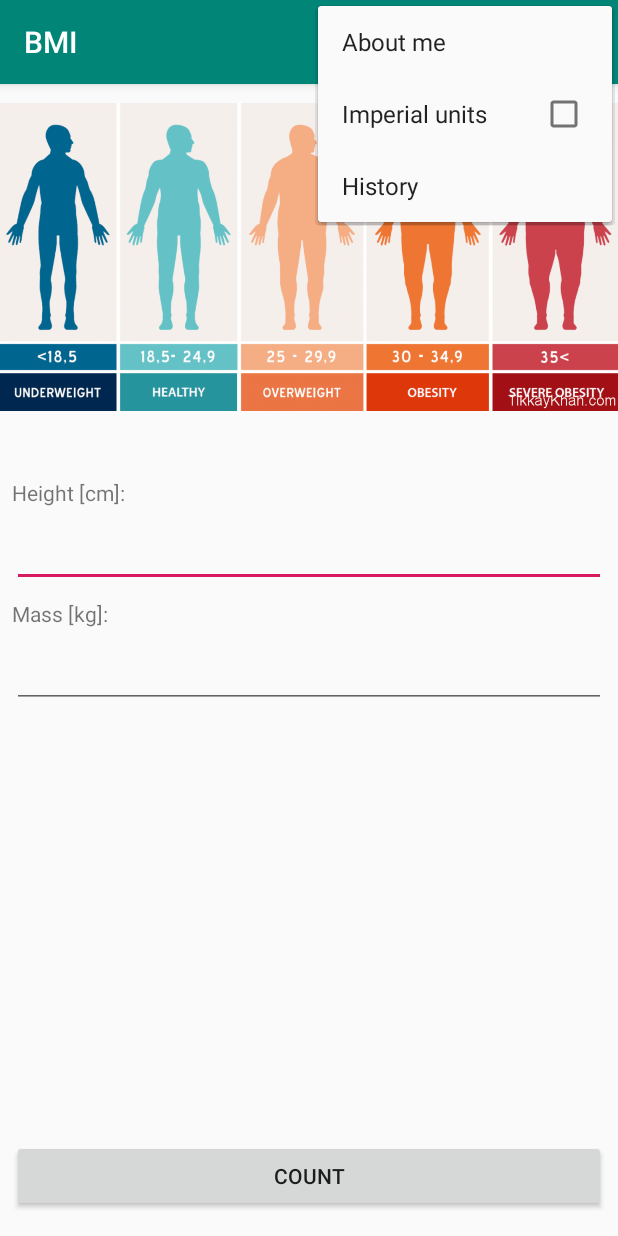
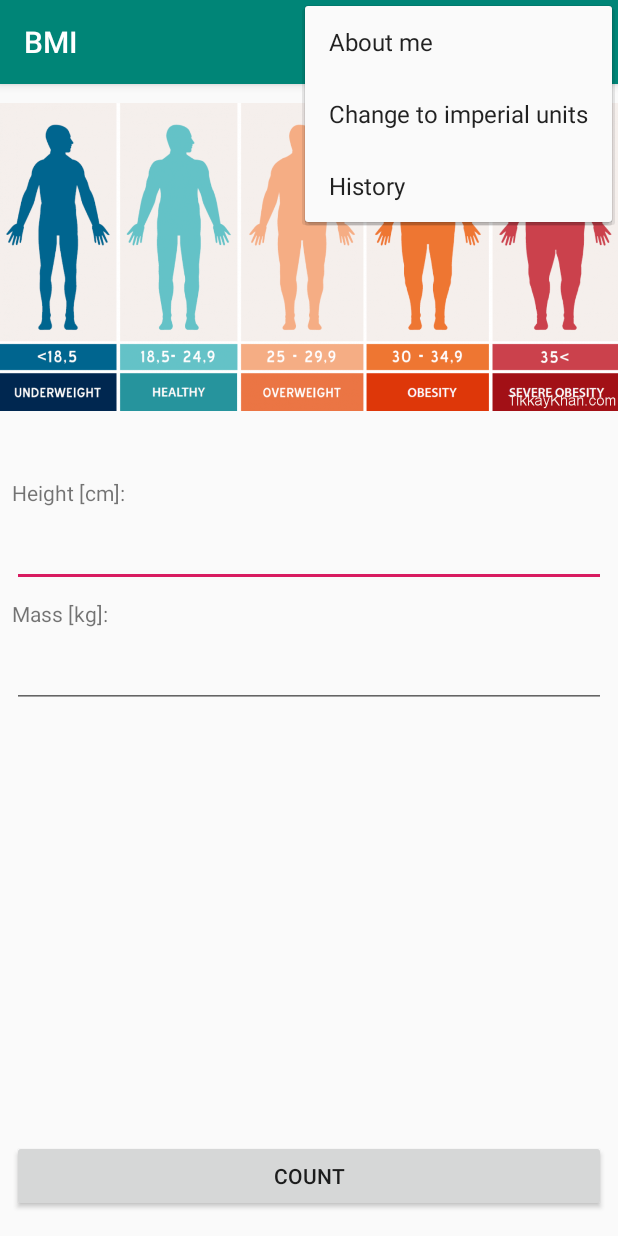
Before and after one commit to martkans/BMI-Calculator, an Android app: the screen it shows after launch (MainActivity), with the options menu open, on a phone screen of 412 x 824 dp. Run offline under Robolectric (Android 15) with nearby library versions, the phone set to English and light mode, and no system bars.

Commit message:
add colors. app not working: onRestore error

```diff
--- a/app/src/main/res/layout-land/activity_main.xml
+++ b/app/src/main/res/layout-land/activity_main.xml
@@ -74,7 +74,7 @@
             android:layout_marginBottom="48dp" app:layout_constraintBottom_toBottomOf="parent" android:textSize="24sp"
             app:layout_constraintVertical_bias="0.066"
             android:textAlignment="center" android:layout_marginEnd="8dp"
-            app:layout_constraintEnd_toStartOf="@+id/guideline4"/>
+            app:layout_constraintEnd_toStartOf="@+id/guideline4" android:textColor="@android:color/black"/>
     <ImageView
             android:layout_width="0dp"
             android:layout_height="0dp" tools:srcCompat="@drawable/bmi"
--- a/app/src/main/res/menu/menu.xml
+++ b/app/src/main/res/menu/menu.xml
@@ -1,7 +1,8 @@
 <?xml version="1.0" encoding="utf-8"?>
-<menu xmlns:app="http://schemas.android.com/apk/res-auto" xmlns:android="http://schemas.android.com/apk/res/android">
+<menu xmlns:tools="http://schemas.android.com/tools" xmlns:app="http://schemas.android.com/apk/res-auto" xmlns:android="http://schemas.android.com/apk/res/android">
 
     <item android:title="@string/bmi_menu_about_me" android:id="@+id/aboutMI"/>
-    <item android:title="@string/bmi_menu_imperial_units" android:checkable="true" android:id="@+id/imperialMI"/>
+    <item android:title="@string/bmi_menu_imperial_units" android:id="@+id/imperialMI"
+          android:enabled="true"/>
     <item android:title="@string/bmi_menu_history" android:id="@+id/historyMI"/>
 </menu>
--- a/app/src/main/res/values/colors.xml
+++ b/app/src/main/res/values/colors.xml
@@ -3,4 +3,10 @@
     <color name="colorPrimary">#008577</color>
     <color name="colorPrimaryDark">#00574B</color>
     <color name="colorAccent">#D81B60</color>
+
+    <color name="rozPompejski">#B80000</color>
+    <color name="grynszpan">#00A693</color>
+    <color name="lapisLazuli">#3366CC</color>
+    <color name="kobaltowy">#19247C</color>
+    <color name="jagodowy">#800080</color>
 </resources>
--- a/app/src/main/res/values/strings.xml
+++ b/app/src/main/res/values/strings.xml
@@ -16,6 +16,8 @@
 
 
     <string name="bmi_menu_about_me">About me</string>
-    <string name="bmi_menu_imperial_units">Imperial units</string>
+    <string name="bmi_menu_imperial_units">Change to imperial units</string>
+    <string name="bmi_menu_si_units">Change to SI units</string>
     <string name="bmi_menu_history">History</string>
+
 </resources>
```
Also changed, not shown: app/src/main/java/com/martkans/bmi/MainActivity.kt (+34 -12 lines).
